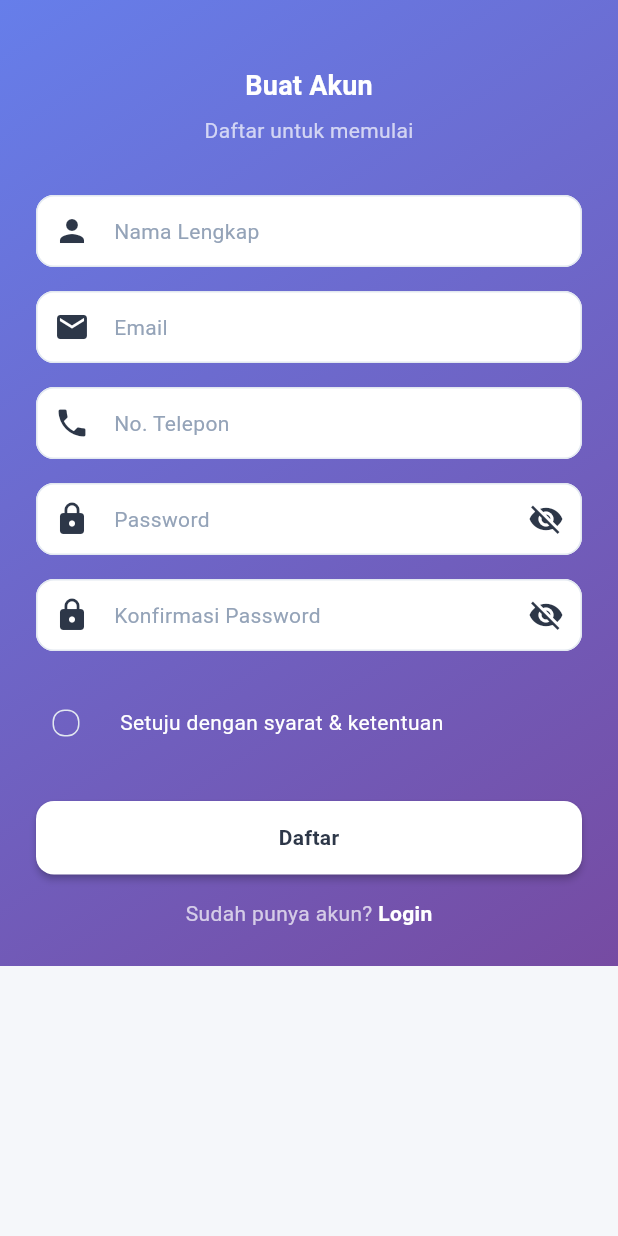
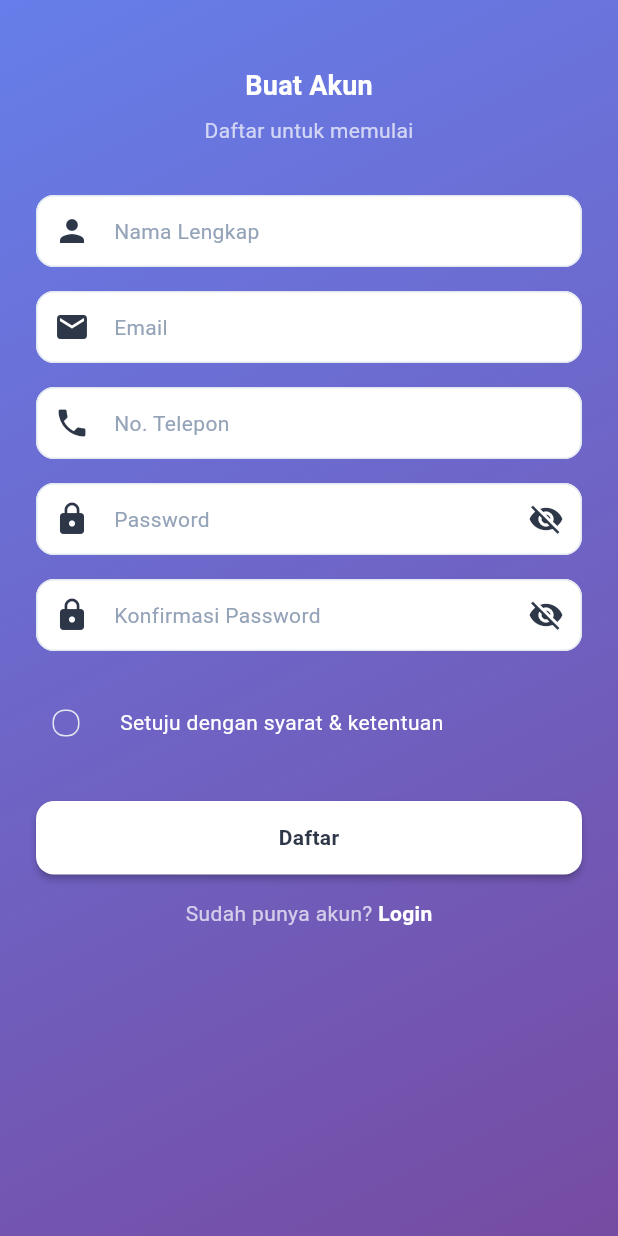
Before and after one commit to WannaShreded/payroll, a Flutter app: the RegisterPage screen opened directly, on a phone screen of 412 x 824 dp. Run offline on Flutter 3.47's test engine with Material 3 defaults, Android fonts, the phone set to English and light mode, and no system bars; our stand-ins replace cloud_firestore, email_validator, firebase_auth, firebase_core, pdf, printing and 1 more; accounts and stored records are empty.

Commit message:
Update register_page.dart

```diff
--- a/lib/screens/register_page.dart
+++ b/lib/screens/register_page.dart
@@ -100,6 +100,8 @@ class _RegisterPageState extends State<RegisterPage> {
   Widget build(BuildContext context) {
     return Scaffold(
       body: Container(
+        constraints: BoxConstraints(minHeight: MediaQuery.of(context).size.height),
+        width: double.infinity,
         decoration: const BoxDecoration(
           gradient: LinearGradient(
             begin: Alignment.topLeft,
```
